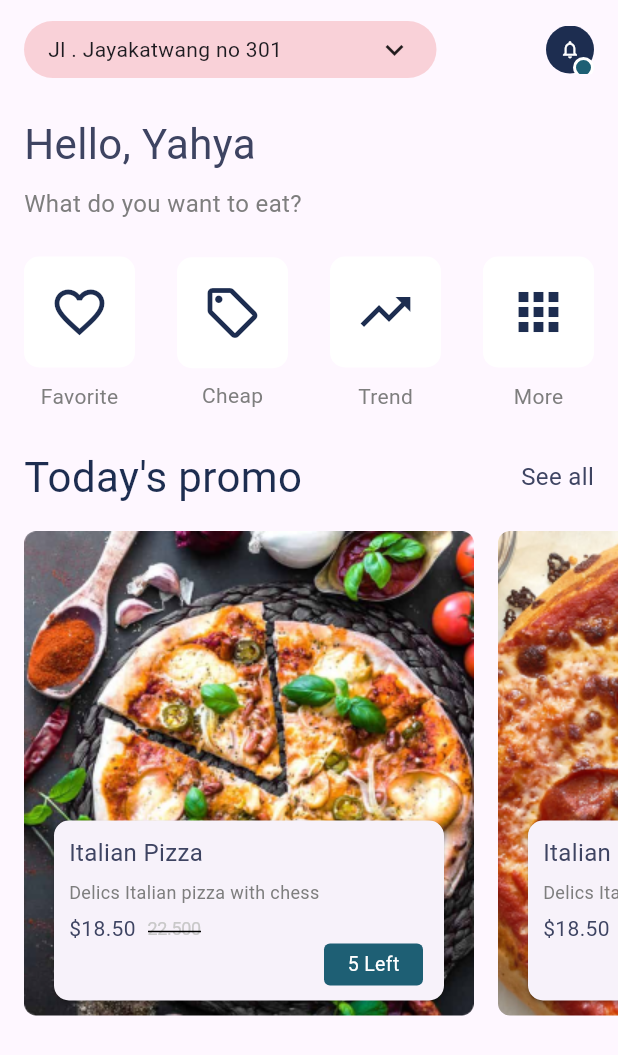
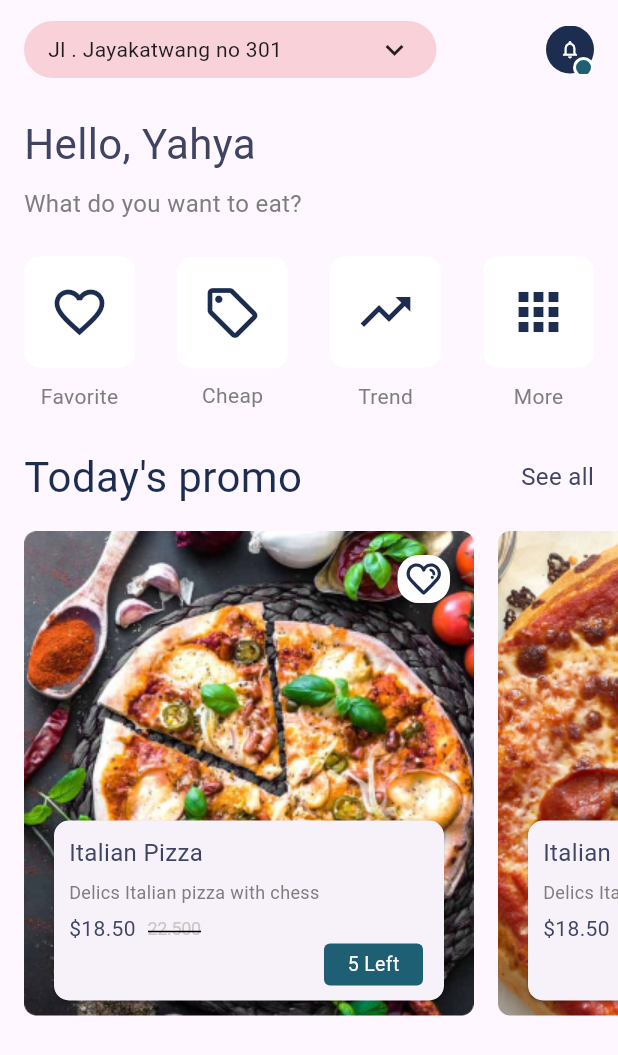
Before and after one commit to 2121051087/AppShoppingFood, a Flutter app: the HomeScreen screen opened directly, on a phone screen of 412 x 824 dp. Shown: the top 1055 px of the screen. Run offline on Flutter 3.47's test engine with Material 3 defaults, Android fonts, the phone set to English and light mode, and no system bars; our stand-ins replace firebase_auth, firebase_core, flutter_svg, google_fonts; accounts and stored records are empty; Roboto replaces fonts that are missing (Poppins).

Commit message:
update home_screen icon

```diff
--- a/flutter_application_1/lib/Insert/home_screen.dart
+++ b/flutter_application_1/lib/Insert/home_screen.dart
@@ -341,6 +341,22 @@ class _HomeScreenState extends State<HomeScreen> {
                           ),
                         ),
                         Positioned(
+                          top: 16,
+                          right:16,
+
+                          child: Container(
+                            height:32,
+                            width:35,
+                            decoration: BoxDecoration(
+                              color:Colors.white,
+                              borderRadius: BorderRadius.circular(14),
+
+                            ),
+                            child: SvgPicture.asset('assets/vectors/ic_heart_favorite.svg'),
+
+                          ),
+                        ),
+                        Positioned(
                           bottom: 8,
                           left: 16,
                           right: 16,
--- a/flutter_application_1/lib/pages/login_page.dart
+++ b/flutter_application_1/lib/pages/login_page.dart
@@ -82,7 +82,7 @@ class _LoginPageState extends State<LoginPage> {
         elevation: 0,
         backgroundColor: Colors.transparent,
 
-        title: Text("Shopping Food",
+        title: const Text("Shopping Food",
             style: TextStyle(
               fontSize: 38,
               color: Colors.white,
```
